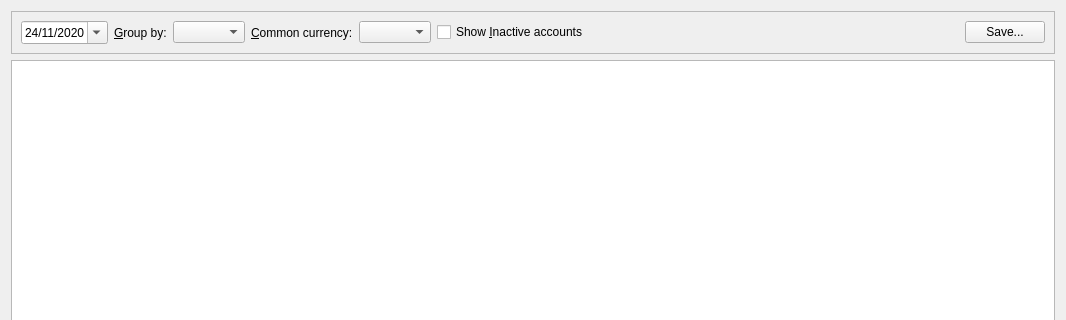
Old version of the form jal/ui/reports/portfolio_report.ui in the repository titov-vv/jal; both pictures show x 0 to 1066 and y 0 to 320 of the 1066 by 589 pixel window.
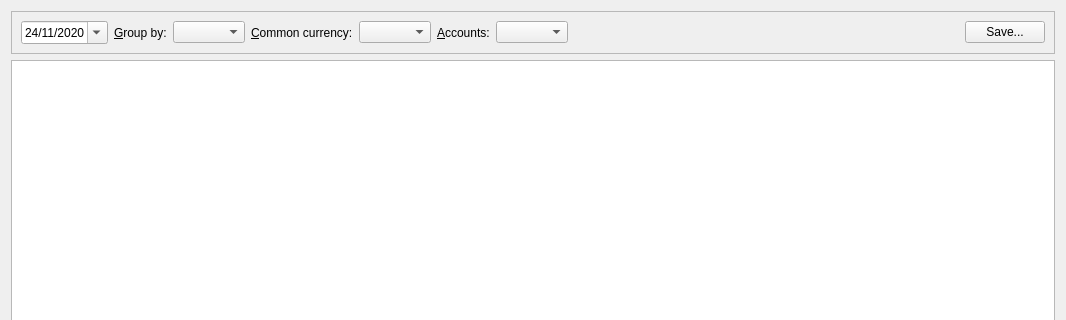
New version of the form. Custom widgets are drawn as their Qt base class.

Commit message: Account 'active' flag replaced with a three-state status (closed/background/active).

```diff
--- a/jal/ui/reports/portfolio_report.ui
+++ b/jal/ui/reports/portfolio_report.ui
@@ -102,12 +102,34 @@
        <widget class="CurrencyComboBox" name="PortfolioCurrencyCombo"/>
       </item>
       <item>
-       <widget class="QCheckBox" name="ShowInactiveAccounts">
+       <spacer name="accountsGroupSpacer">
+        <property name="orientation">
+         <enum>Qt::Orientation::Horizontal</enum>
+        </property>
+        <property name="sizeType">
+         <enum>QSizePolicy::Fixed</enum>
+        </property>
+        <property name="sizeHint" stdset="0">
+         <size>
+          <width>0</width>
+          <height>20</height>
+         </size>
+        </property>
+       </spacer>
+      </item>
+      <item>
+       <widget class="QLabel" name="AccountsLbl">
         <property name="text">
-         <string>Show &amp;Inactive accounts</string>
+         <string>&amp;Accounts:</string>
+        </property>
+        <property name="buddy">
+         <cstring>AccountsCombo</cstring>
         </property>
        </widget>
       </item>
+      <item>
+       <widget class="QComboBox" name="AccountsCombo"/>
+      </item>
       <item>
        <spacer name="horizontalSpacer">
         <property name="orientation">
```
Left out of the diff: 2 changed lines with no effect on the pictures. The commit also changes 34 other files.
